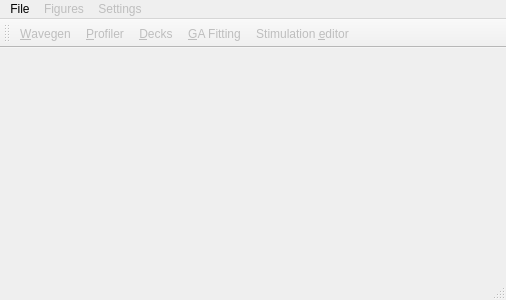
This is src/gui/mainwindow.ui in CompEphys-team/rtdo as Qt 5 draws it before an edit. The edited form follows.
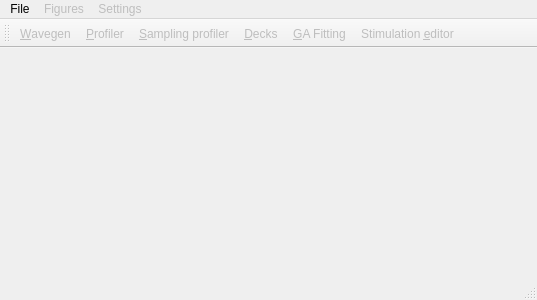
This is the edited form.

Commit message: Added sampled profiling control widget

What changed in the file:
```diff
--- a/src/gui/mainwindow.ui
+++ b/src/gui/mainwindow.ui
@@ -6,7 +6,7 @@
    <rect>
     <x>0</x>
     <y>0</y>
-    <width>506</width>
+    <width>537</width>
     <height>300</height>
    </rect>
   </property>
@@ -19,7 +19,7 @@
     <rect>
      <x>0</x>
      <y>0</y>
-     <width>506</width>
+     <width>537</width>
      <height>19</height>
     </rect>
    </property>
@@ -86,6 +86,7 @@
    </attribute>
    <addaction name="actionWavegen"/>
    <addaction name="actionProfiler"/>
+   <addaction name="actionSampling_profiler"/>
    <addaction name="actionDecks"/>
    <addaction name="actionGAFitter"/>
    <addaction name="actionStimulation_editor"/>
@@ -196,6 +197,17 @@
     <string>GA Fitter</string>
    </property>
   </action>
+  <action name="actionSampling_profiler">
+   <property name="text">
+    <string>Sampling profiler</string>
+   </property>
+   <property name="iconText">
+    <string>&amp;Sampling profiler</string>
+   </property>
+   <property name="shortcut">
+    <string>S</string>
+   </property>
+  </action>
  </widget>
  <layoutdefault spacing="6" margin="11"/>
  <resources/>
```
The commit also changes 6 other files.
